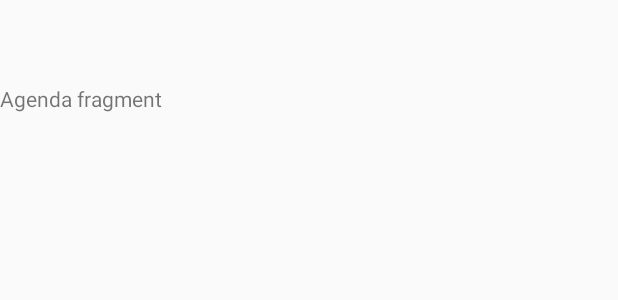
After one commit to andrmos/imber, an Android app: the layout fragment_calendar.xml on its own in the app's theme, with its tools: preview values and no code run, on a phone screen of 412 x 824 dp. The commit adds this screen. Shown: the top 300 px of the screen. Run offline under Robolectric (Android 15) with nearby library versions, the phone set to English and light mode, and no system bars; network calls fail.

Commit message:
Implement basic Caldroid calendar fragment and agenda container

```diff
--- a/app/build.gradle
+++ b/app/build.gradle
@@ -28,4 +28,5 @@ dependencies {
     compile 'com.android.support:recyclerview-v7:23.1.1'
     compile 'com.mcxiaoke.volley:library:1.0.19'
     compile 'com.android.support:support-v4:23.1.1'
+    compile 'com.roomorama:caldroid:3.0.1'
 }
--- a/app/src/main/AndroidManifest.xml
+++ b/app/src/main/AndroidManifest.xml
@@ -5,6 +5,7 @@
     <uses-permission android:name="android.permission.INTERNET" />
 
     <!-- To auto-complete the email text field in the login form with the user's emails -->
+    <!-- TODO remove if not needed -->
     <uses-permission android:name="android.permission.GET_ACCOUNTS" />
     <uses-permission android:name="android.permission.READ_PROFILE" />
     <uses-permission android:name="android.permission.READ_CONTACTS" />
--- /dev/null
+++ b/app/src/main/res/layout/fragment_calendar.xml
@@ -0,0 +1,34 @@
+<LinearLayout xmlns:android="http://schemas.android.com/apk/res/android"
+    xmlns:tools="http://schemas.android.com/tools"
+    android:layout_width="match_parent"
+    android:layout_height="match_parent"
+    android:orientation="vertical"
+    tools:context="com.mossige.finseth.follo.inf219_mitt_uib.fragments.CalendarFragment">
+
+    <!-- Calendar content view. Calendar is put inside this view -->
+    <LinearLayout
+        android:id="@+id/calendar_container"
+        android:orientation="vertical"
+        android:layout_width="match_parent"
+        android:layout_height="wrap_content"
+        android:layout_marginTop="?attr/actionBarSize" >
+    </LinearLayout>
+
+    <!-- Agenda content view. Fragments with a days agendas are put inside this view -->
+    <LinearLayout
+        android:id="@+id/agenda_container"
+        android:orientation="vertical"
+        android:layout_width="match_parent"
+        android:layout_height="0dp"
+        android:layout_weight="1" > <!-- Lower view fills rest of screen -->
+
+        <!-- TODO add recycler view -->
+        <TextView
+            android:layout_width="wrap_content"
+            android:layout_height="wrap_content"
+            android:text="Agenda fragment"/>
+
+    </LinearLayout>
+
+
+</LinearLayout>
```
Also changed, not shown: app/src/main/java/com/mossige/finseth/follo/inf219_mitt_uib/activities/MainActivity.java (+17 -0 lines), app/src/main/java/com/mossige/finseth/follo/inf219_mitt_uib/fragments/CalendarFragment.java (added, +58 -0 lines).
